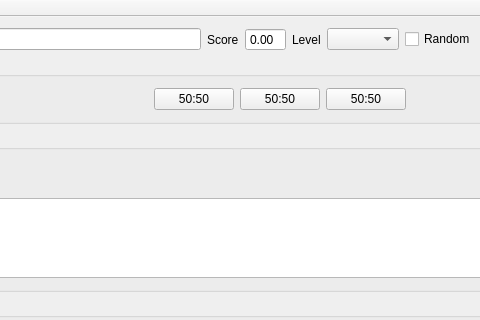
First picture: the form in cvic8_hra/cvic8_hra.ui, repository haidukevich-daniil/quiz_game, before the edit; both pictures show x 99 to 579 and y 0 to 320 of the 758 by 424 pixel window.
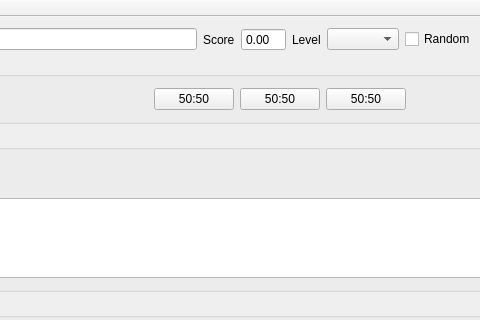
Second picture: the form after the edit.

Commit message: Fix score display

What changed in the file:
```diff
--- a/cvic8_hra/cvic8_hra.ui
+++ b/cvic8_hra/cvic8_hra.ui
@@ -73,6 +73,12 @@
         <property name="buttonSymbols">
          <enum>QAbstractSpinBox::ButtonSymbols::NoButtons</enum>
         </property>
+        <property name="minimum">
+         <double>-10.000000000000000</double>
+        </property>
+        <property name="maximum">
+         <double>10.000000000000000</double>
+        </property>
        </widget>
       </item>
       <item>
```
The commit also changes 1 other file.
